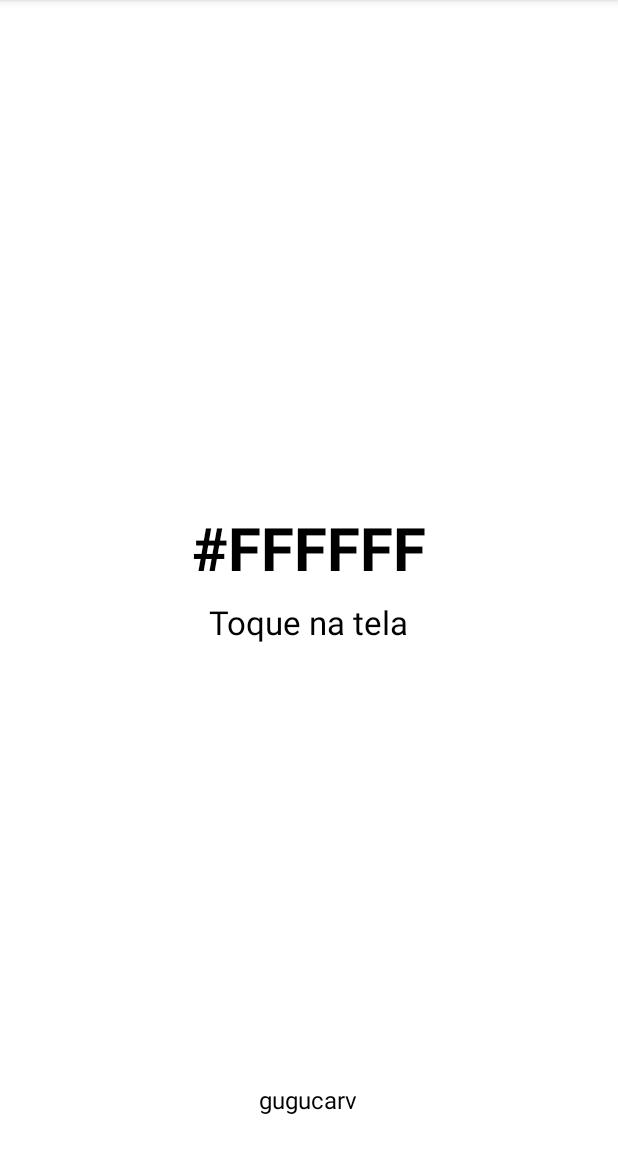
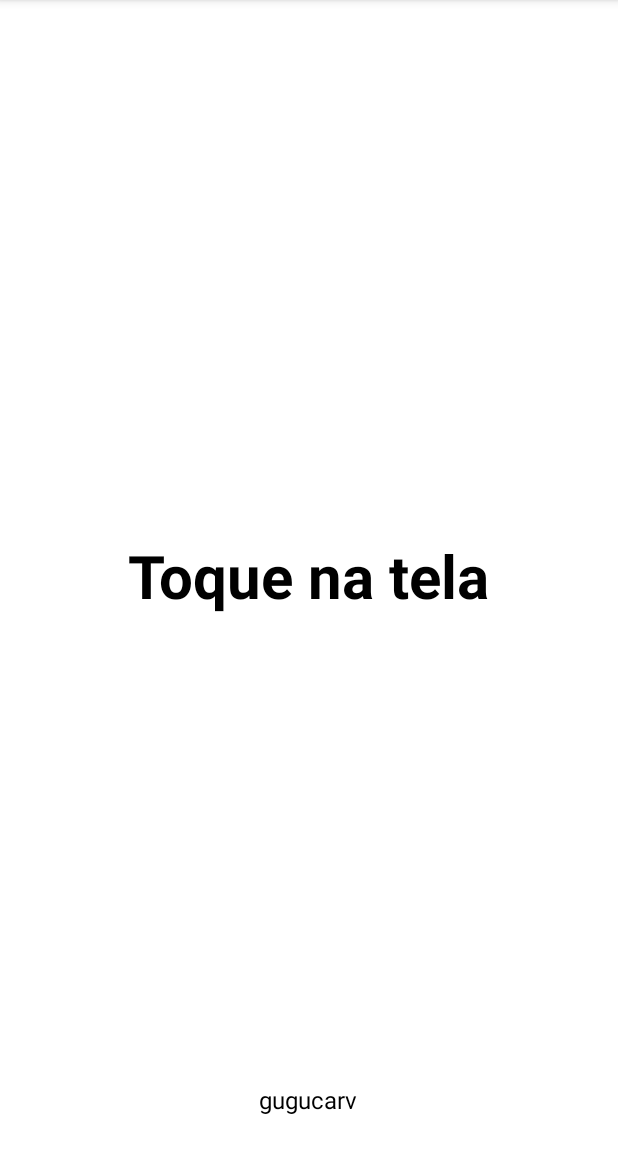
Before and after one commit to gugucarv/Aprendizado, an Android app: the screen it shows after launch (MainActivity), on a phone screen of 412 x 824 dp, the part 84-1236 px from its top. Run offline under Robolectric (Android 15) with nearby library versions, the phone set to English and light mode, and no system bars.

Commit message:
Mostra só o código da cor e explica cada build
- Remove o nome da cor: era aproximado e às vezes errava
  (cores esverdeadas ou rosadas apareciam como "Cinza")
- Workflow do GitHub Actions com comentários em cada passo
- Cada build mostra no título e no resumo o que mudou nela

Co-Authored-By: Claude Opus 5.5 <noreply@anthropic.com>
Claude-Session: https://claude.ai/code/session_015MmcUE7Wd1m4pamRLE4VBL

```diff
--- a/CorAleatoria/app/src/main/java/com/exemplo/coraleatoria/MainActivity.kt
+++ b/CorAleatoria/app/src/main/java/com/exemplo/coraleatoria/MainActivity.kt
@@ -9,27 +9,9 @@ import kotlin.random.Random
 
 /**
  * Tela principal: a cada toque em qualquer lugar da tela, o fundo
- * muda para uma cor aleatória e aparecem o código e o nome da cor.
+ * muda para uma cor aleatória e aparece o código da cor.
  */
 class MainActivity : AppCompatActivity() {
-
-    /** Cores com nome conhecido, usadas para achar o nome mais parecido. */
-    private val coresConhecidas = listOf(
-        "Preto" to 0x000000, "Branco" to 0xFFFFFF, "Cinza" to 0x808080,
-        "Cinza-claro" to 0xC0C0C0, "Cinza-escuro" to 0x404040,
-        "Vermelho" to 0xFF0000, "Vinho" to 0x800000, "Rosa" to 0xFFC0CB,
-        "Pink" to 0xFF1493, "Salmão" to 0xFA8072, "Coral" to 0xFF7F50,
-        "Laranja" to 0xFFA500, "Pêssego" to 0xFFDAB9, "Marrom" to 0x8B4513,
-        "Bege" to 0xF5F5DC, "Caramelo" to 0xD2691E, "Dourado" to 0xFFD700,
-        "Amarelo" to 0xFFFF00, "Creme" to 0xFFFDD0, "Oliva" to 0x808000,
-        "Verde-limão" to 0x32CD32, "Verde" to 0x008000, "Verde-escuro" to 0x006400,
-        "Verde-claro" to 0x90EE90, "Menta" to 0x98FF98, "Verde-água" to 0x7FFFD4,
-        "Turquesa" to 0x40E0D0, "Ciano" to 0x00FFFF, "Azul-petróleo" to 0x008080,
-        "Azul-céu" to 0x87CEEB, "Azul-claro" to 0xADD8E6, "Azul" to 0x0000FF,
-        "Azul-royal" to 0x4169E1, "Azul-marinho" to 0x000080, "Índigo" to 0x4B0082,
-        "Roxo" to 0x800080, "Violeta" to 0xEE82EE, "Lilás" to 0xC8A2C8,
-        "Lavanda" to 0xE6E6FA, "Magenta" to 0xFF00FF,
-    )
 
     override fun onCreate(savedInstanceState: Bundle?) {
         super.onCreate(savedInstanceState)
@@ -37,7 +19,6 @@ class MainActivity : AppCompatActivity() {
 
         val tela = findViewById<View>(R.id.tela)
         val codigo = findViewById<TextView>(R.id.codigo)
-        val nome = findViewById<TextView>(R.id.nome)
         val rodape = findViewById<TextView>(R.id.rodape)
 
         tela.setOnClickListener {
@@ -48,12 +29,10 @@ class MainActivity : AppCompatActivity() {
 
             tela.setBackgroundColor(cor)
             codigo.text = String.format("#%02X%02X%02X", vermelho, verde, azul)
-            nome.text = nomeMaisParecido(vermelho, verde, azul)
 
             // Texto escuro em fundo claro e texto claro em fundo escuro.
             val corTexto = if (ehClara(vermelho, verde, azul)) Color.BLACK else Color.WHITE
             codigo.setTextColor(corTexto)
-            nome.setTextColor(corTexto)
             rodape.setTextColor(corTexto)
         }
     }
@@ -63,14 +42,4 @@ class MainActivity : AppCompatActivity() {
         val brilho = 0.299 * r + 0.587 * g + 0.114 * b
         return brilho > 150
     }
-
-    /** Procura na lista a cor conhecida mais próxima da cor sorteada. */
-    private fun nomeMaisParecido(r: Int, g: Int, b: Int): String {
-        return coresConhecidas.minBy { (_, rgb) ->
-            val dr = r - (rgb shr 16 and 0xFF)
-            val dg = g - (rgb shr 8 and 0xFF)
-            val db = b - (rgb and 0xFF)
-            dr * dr + dg * dg + db * db
-        }.first
-    }
 }
--- a/CorAleatoria/app/src/main/res/layout/activity_main.xml
+++ b/CorAleatoria/app/src/main/res/layout/activity_main.xml
@@ -18,19 +18,10 @@
             android:id="@+id/codigo"
             android:layout_width="wrap_content"
             android:layout_height="wrap_content"
-            android:text="#FFFFFF"
+            android:text="@string/instrucao"
             android:textColor="#000000"
             android:textSize="40sp"
             android:textStyle="bold" />
-
-        <TextView
-            android:id="@+id/nome"
-            android:layout_width="wrap_content"
-            android:layout_height="wrap_content"
-            android:layout_marginTop="8dp"
-            android:text="@string/instrucao"
-            android:textColor="#000000"
-            android:textSize="22sp" />
     </LinearLayout>
 
     <TextView
```
Also changed, not shown: 2 other files.
